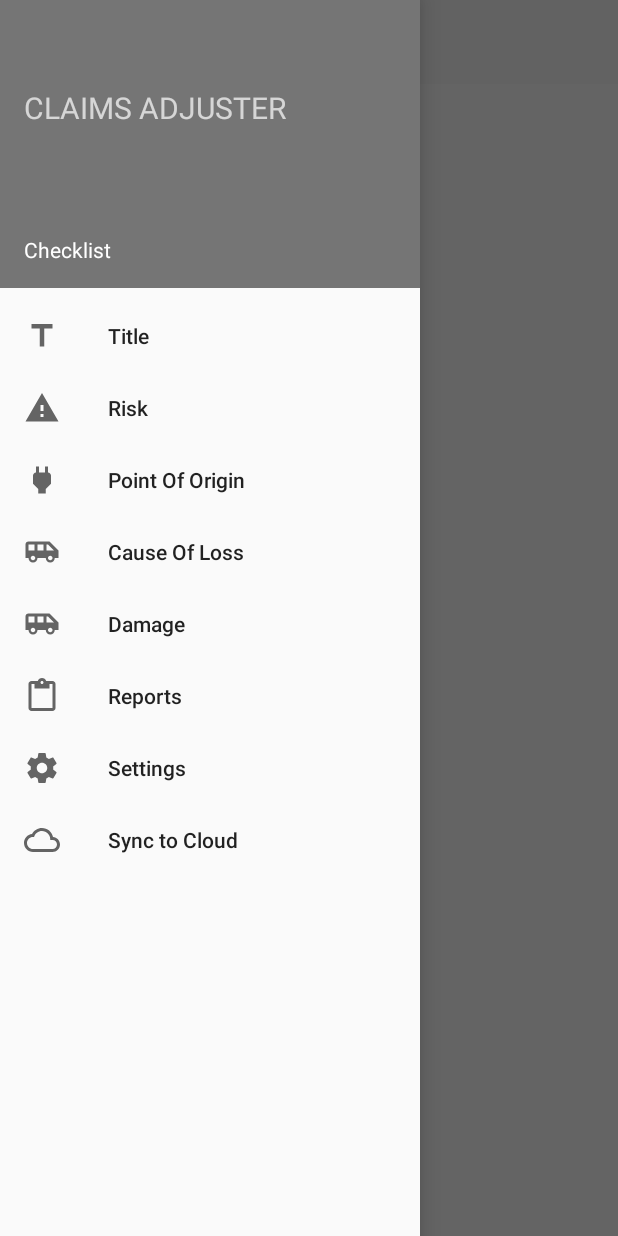
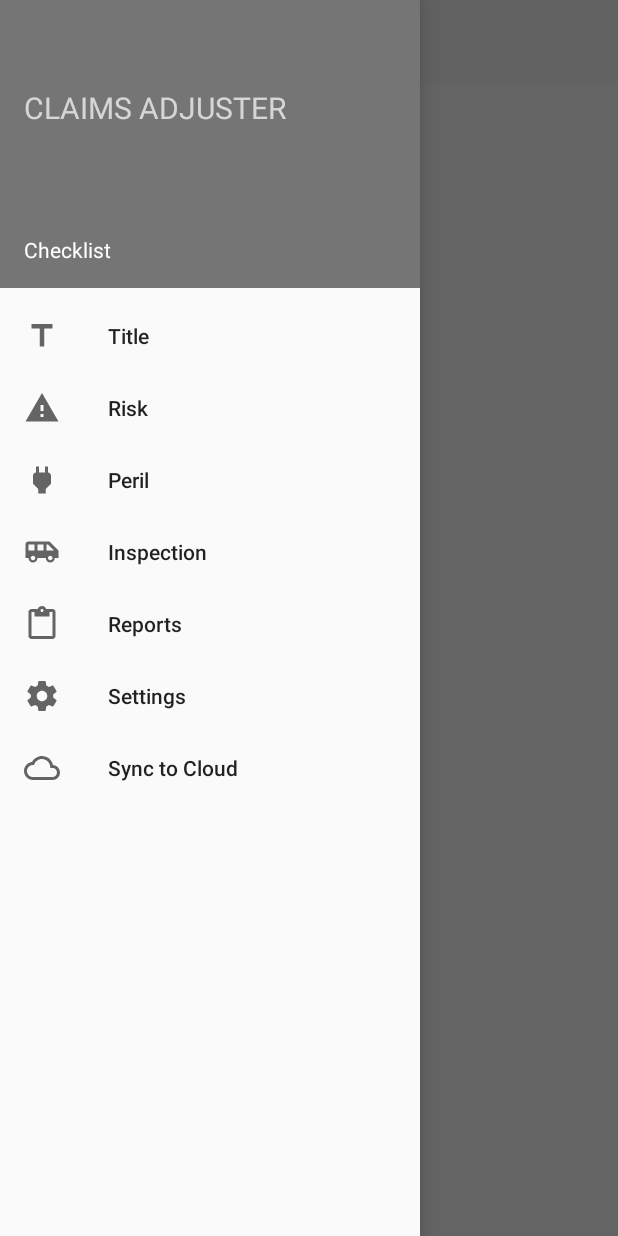
Before and after one commit to krishnakhandagale/RoportTool, an Android app: the screen it shows after launch (MainActivity), with the side drawer open, on a phone screen of 412 x 824 dp. Run offline under Robolectric (Android 15) with nearby library versions, the phone set to English and light mode, and no system bars.

```diff
--- a/project/app/src/main/res/menu/drawer_view.xml
+++ b/project/app/src/main/res/menu/drawer_view.xml
@@ -10,17 +10,13 @@
             android:icon="@drawable/ic_risk"
             android:title="@string/risk" />
         <item
-            android:id="@+id/nav_point_of_origin"
+            android:id="@+id/peril"
             android:icon="@drawable/ic_point_of_origin"
-            android:title="@string/point_of_origin" />
+            android:title="@string/peril" />
         <item
-            android:id="@+id/nav_cause_of_loss"
+            android:id="@+id/inspection"
             android:icon="@drawable/ic_damage"
-            android:title="@string/cause_of_loss" />
-        <item
-            android:id="@+id/nav_damage"
-            android:icon="@drawable/ic_damage"
-            android:title="@string/damage" />
+            android:title="@string/inspection" />
         <item
             android:id="@+id/nav_reports"
             android:icon="@drawable/ic_reports"
--- a/project/app/src/main/res/values/strings.xml
+++ b/project/app/src/main/res/values/strings.xml
@@ -2,10 +2,15 @@
     <string name="app_name">CheckList</string>
     <string name="title">Title</string>
     <string name="risk">Risk</string>
-    <string name="point_of_origin">Point Of Origin</string>
-    <string name="damage">Damage</string>
-    <string name="cause_of_loss">Cause Of Loss</string>
+    <string name="peril">Peril</string>
+    <string name="inspection">Inspection</string>
     <string name="reports">Reports</string>
     <string name="settings">Settings</string>
     <string name="sync_to_cloud">Sync to Cloud</string>
+    <string name="insurance_company_name">Insurance Company</string>
+    <string name="insured">Insured</string>
+    <string name="claimant">Claimant</string>
+    <string name="claim_number">Claim Number</string>
+    <string name="policy_number">Policy Number</string>
+    <string name="select_date">Select Date</string>
 </resources>
```
